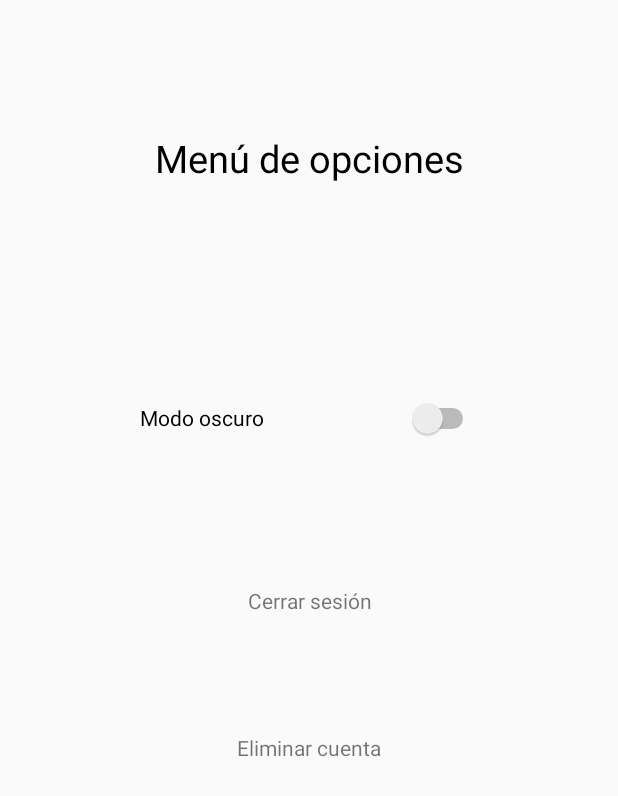
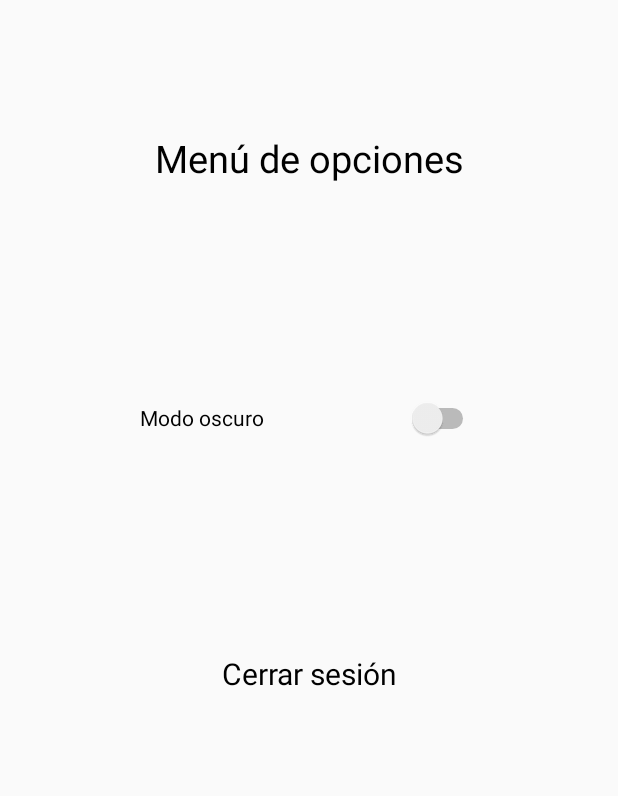
Before and after one commit to Brunoo652/PFC-Bruno, an Android app: the fragment FragmentOpciones shown on its own in the app's theme, on a phone screen of 412 x 824 dp. Shown: the top 796 px of the screen. Run offline under Robolectric (Android 15) with nearby library versions, the phone set to English and light mode, and no system bars.

Commit message:
Arreglado fragmento opciones. Añadido pop up en cerrar sesion

```diff
--- a/android/InazumaWiki/app/src/main/res/layout/fragment_opciones.xml
+++ b/android/InazumaWiki/app/src/main/res/layout/fragment_opciones.xml
@@ -36,20 +36,13 @@
         android:layout_width="match_parent"
         android:layout_height="wrap_content"
         android:layout_marginTop="96dp"
+        android:clickable="true"
         android:text="Cerrar sesión"
         android:textAlignment="center"
+        android:textColor="@color/black"
+        android:textSize="20dp"
+        app:layout_constraintBottom_toBottomOf="parent"
         app:layout_constraintTop_toBottomOf="@+id/ModoOscuro"
-        android:clickable="true"/>
-
-    <TextView
-        android:id="@+id/EliminarCuenta"
-        android:layout_width="match_parent"
-        android:layout_height="wrap_content"
-        android:clickable="true"
-        android:text="Eliminar cuenta"
-        android:textAlignment="center"
-        app:layout_constraintBottom_toBottomOf="parent"
-        app:layout_constraintTop_toBottomOf="@+id/CerrarSesion"
-        app:layout_constraintVertical_bias="0.2" />
+        app:layout_constraintVertical_bias="0.110" />
 
 </androidx.constraintlayout.widget.ConstraintLayout>
```
Also changed, not shown: android/InazumaWiki/app/src/main/java/com/afundacion/inazumawiki/opciones/FragmentOpciones.java (+40 -13 lines).
